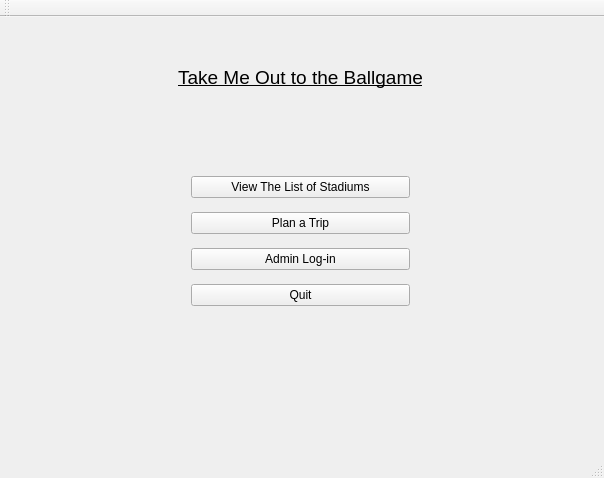
First picture: the form in mainwindow.ui, repository tyler949/CS1D-SecondProject, before the edit.
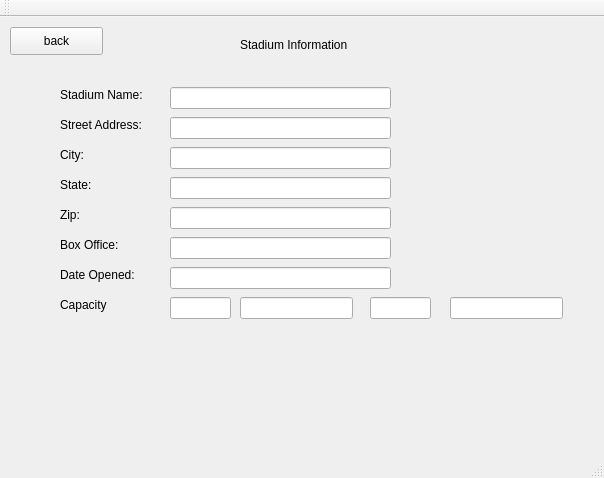
Second picture: the form after the edit. The open tabs and pages were chosen to show the change.

The edit to the form file:
```diff
--- a/mainwindow.ui
+++ b/mainwindow.ui
@@ -30,17 +30,52 @@
      <widget class="QWidget" name="verticalLayoutWidget">
       <property name="geometry">
        <rect>
-        <x>180</x>
-        <y>140</y>
-        <width>241</width>
-        <height>171</height>
+        <x>170</x>
+        <y>80</y>
+        <width>320</width>
+        <height>341</height>
        </rect>
       </property>
       <layout class="QVBoxLayout" name="verticalLayout">
        <item>
         <widget class="QPushButton" name="viewTheList">
          <property name="text">
-          <string>View The List of Stadiums</string>
+          <string>Major League Stadiums Sorted in Alphabetic Order</string>
+         </property>
+        </widget>
+       </item>
+       <item>
+        <widget class="QPushButton" name="majorTeam">
+         <property name="text">
+          <string>Major League Stadiums Sorted by Team Name</string>
+         </property>
+        </widget>
+       </item>
+       <item>
+        <widget class="QPushButton" name="americanTeam">
+         <property name="text">
+          <string>Amercan League Stadiums Sorted by Team Name</string>
+         </property>
+        </widget>
+       </item>
+       <item>
+        <widget class="QPushButton" name="nationalTeam">
+         <property name="text">
+          <string>National League Stadiums Sorted by Team Name</string>
+         </property>
+        </widget>
+       </item>
+       <item>
+        <widget class="QPushButton" name="grassSurface">
+         <property name="text">
+          <string>View Grass Surface Stadiums</string>
+         </property>
+        </widget>
+       </item>
+       <item>
+        <widget class="QPushButton" name="byDate">
+         <property name="text">
+          <string>View Stadiums in Chronological Order</string>
          </property>
         </widget>
        </item>
@@ -306,7 +341,248 @@
       </property>
      </widget>
     </widget>
-    <widget class="QWidget" name="page_4"/>
+    <widget class="QWidget" name="page_view_information">
+     <widget class="QLabel" name="sadiumName">
+      <property name="geometry">
+       <rect>
+        <x>60</x>
+        <y>70</y>
+        <width>101</width>
+        <height>16</height>
+       </rect>
+      </property>
+      <property name="text">
+       <string>Stadium Name:</string>
+      </property>
+     </widget>
+     <widget class="QLabel" name="streetAddress">
+      <property name="geometry">
+       <rect>
+        <x>60</x>
+        <y>100</y>
+        <width>101</width>
+        <height>16</height>
+       </rect>
+      </property>
+      <property name="text">
+       <string>Street Address: </string>
+      </property>
+     </widget>
+     <widget class="QLabel" name="city">
+      <property name="geometry">
+       <rect>
+        <x>60</x>
+        <y>130</y>
+        <width>55</width>
+        <height>16</height>
+       </rect>
+      </property>
+      <property name="text">
+       <string>City: </string>
+      </property>
+     </widget>
+     <widget class="QLabel" name="state">
+      <property name="geometry">
+       <rect>
+        <x>60</x>
+        <y>160</y>
+        <width>55</width>
+        <height>16</height>
+       </rect>
+      </property>
+      <property name="text">
+       <string>State: </string>
+      </property>
+     </widget>
+     <widget class="QLabel" name="zip">
+      <property name="geometry">
+       <rect>
+        <x>60</x>
+        <y>190</y>
+        <width>55</width>
+        <height>16</height>
+       </rect>
+      </property>
+      <property name="text">
+       <string>Zip: </string>
+      </property>
+     </widget>
+     <widget class="QLabel" name="boxOffice">
+      <property name="geometry">
+       <rect>
+        <x>60</x>
+        <y>220</y>
+        <width>71</width>
+        <height>16</height>
+       </rect>
+      </property>
+      <property name="text">
+       <string>Box Office: </string>
+      </property>
+     </widget>
+     <widget class="QLabel" name="dateOpened">
+      <property name="geometry">
+       <rect>
+        <x>60</x>
+        <y>250</y>
+        <width>91</width>
+        <height>16</height>
+       </rect>
+      </property>
+      <property name="text">
+       <string>Date Opened: </string>
+      </property>
+     </widget>
+     <widget class="QLabel" name="capacity">
+      <property name="geometry">
+       <rect>
+        <x>60</x>
+        <y>280</y>
+        <width>81</width>
+        <height>16</height>
+       </rect>
+      </property>
+      <property name="text">
+       <string>Capacity</string>
+      </property>
+     </widget>
+     <widget class="QLabel" name="stadiumInformationTitle">
+      <property name="geometry">
+       <rect>
+        <x>240</x>
+        <y>20</y>
+        <width>121</width>
+        <height>16</height>
+       </rect>
+      </property>
+      <property name="text">
+       <string>Stadium Information</string>
+      </property>
+     </widget>
+     <widget class="QLineEdit" name="lineStadiumName">
+      <property name="geometry">
+       <rect>
+        <x>170</x>
+        <y>70</y>
+        <width>221</width>
+        <height>22</height>
+       </rect>
+      </property>
+     </widget>
+     <widget class="QLineEdit" name="lineStreetAddress">
+      <property name="geometry">
+       <rect>
+        <x>170</x>
+        <y>100</y>
+        <width>221</width>
+        <height>22</height>
+       </rect>
+      </property>
+     </widget>
+     <widget class="QLineEdit" name="lineCity">
+      <property name="geometry">
+       <rect>
+        <x>170</x>
+        <y>130</y>
+        <width>221</width>
+        <height>22</height>
+       </rect>
+      </property>
+     </widget>
+     <widget class="QLineEdit" name="lineState">
+      <property name="geometry">
+       <rect>
+        <x>170</x>
+        <y>160</y>
+        <width>221</width>
+        <height>22</height>
+       </rect>
+      </property>
+     </widget>
+     <widget class="QLineEdit" name="lineZip">
+      <property name="geometry">
+       <rect>
+        <x>170</x>
+        <y>190</y>
+        <width>221</width>
+        <height>22</height>
+       </rect>
+      </property>
+     </widget>
+     <widget class="QLineEdit" name="lineBoxOffice">
+      <property name="geometry">
+       <rect>
+        <x>170</x>
+        <y>220</y>
+        <width>221</width>
+        <height>22</height>
+       </rect>
+      </property>
+     </widget>
+     <widget class="QLineEdit" name="lineCapacity">
+      <property name="geometry">
+       <rect>
+        <x>170</x>
+        <y>280</y>
+        <width>61</width>
+        <height>22</height>
+       </rect>
+      </property>
+     </widget>
+     <widget class="QLineEdit" name="lineDateOpened">
+      <property name="geometry">
+       <rect>
+        <x>170</x>
+        <y>250</y>
+        <width>221</width>
+        <height>22</height>
+       </rect>
+      </property>
+     </widget>
+     <widget class="QPushButton" name="backToList">
+      <property name="geometry">
+       <rect>
+        <x>10</x>
+        <y>10</y>
+        <width>93</width>
+        <height>28</height>
+       </rect>
+      </property>
+      <property name="text">
+       <string>back</string>
+      </property>
+     </widget>
+     <widget class="QLineEdit" name="lineCapacity_2">
+      <property name="geometry">
+       <rect>
+        <x>370</x>
+        <y>280</y>
+        <width>61</width>
+        <height>22</height>
+       </rect>
+      </property>
+     </widget>
+     <widget class="QLineEdit" name="lineDescription1">
+      <property name="geometry">
+       <rect>
+        <x>240</x>
+        <y>280</y>
+        <width>113</width>
+        <height>22</height>
+       </rect>
+      </property>
+     </widget>
+     <widget class="QLineEdit" name="lineDescription2">
+      <property name="geometry">
+       <rect>
+        <x>450</x>
+        <y>280</y>
+        <width>113</width>
+        <height>22</height>
+       </rect>
+      </property>
+     </widget>
+    </widget>
     <widget class="QWidget" name="page_5"/>
    </widget>
   </widget>
```
Left out of the diff: 118 changed lines with no effect on the pictures.
